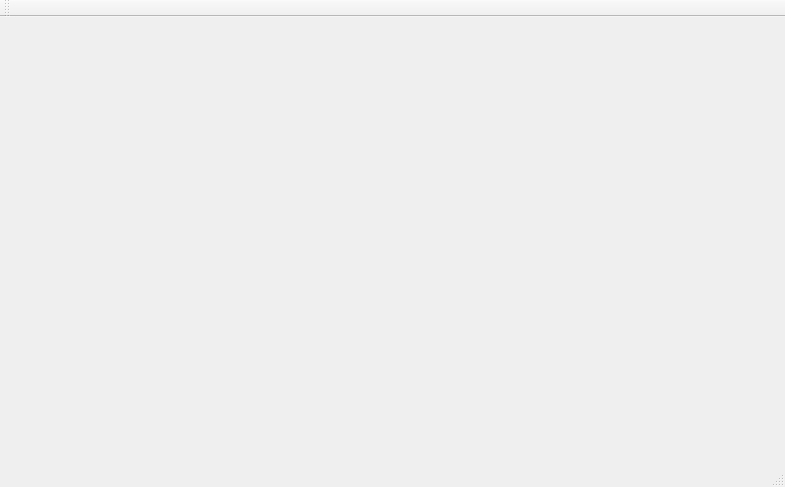
This is Chess_project/Chess_project.ui in xif19/Chess_project as Qt 5 draws it before an edit. The edited form follows.
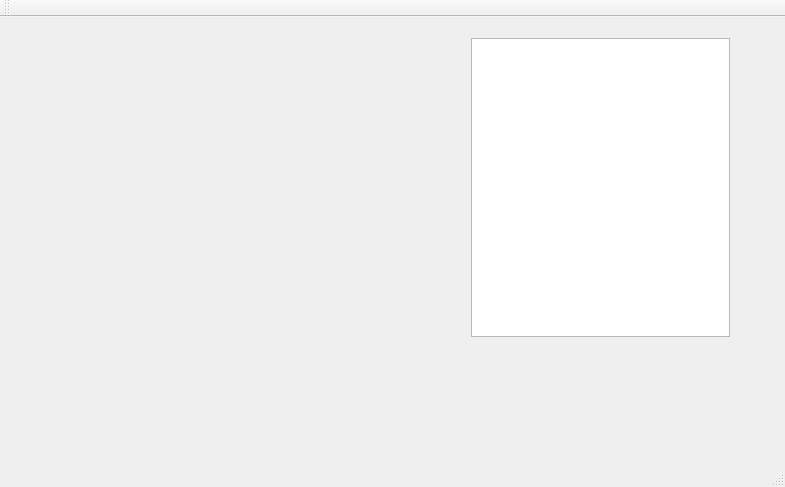
This is the edited form.

Commit message: I cant make an array of buttons

Patch:
```diff
--- a/Chess_project/Chess_project.ui
+++ b/Chess_project/Chess_project.ui
@@ -50,7 +50,11 @@
       <height>321</height>
      </rect>
     </property>
-    <layout class="QVBoxLayout" name="menuFrame"/>
+    <layout class="QVBoxLayout" name="menuFrame">
+     <item>
+      <widget class="QListWidget" name="listWidget"/>
+     </item>
+    </layout>
    </widget>
   </widget>
   <widget class="QMenuBar" name="menuBar">
```
The commit also changes 7 other files.
